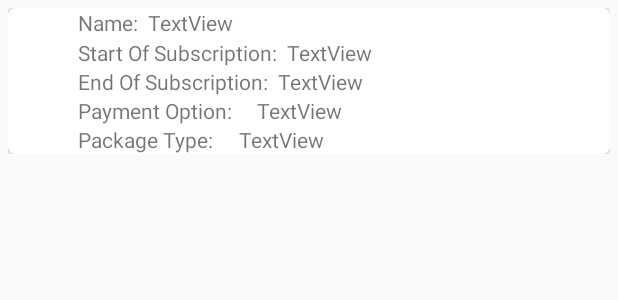
After one commit to jameswei1/Peer-One-Network, an Android app: the layout cardview.xml on its own in the app's theme, with its tools: preview values and no code run, on a phone screen of 412 x 824 dp. The commit adds this screen. Shown: the top 300 px of the screen. Run offline under Robolectric (Android 15) with nearby library versions, the phone set to English and light mode, and no system bars.

Commit message:
Things done: 1) Added Recylcer View to view all customers

```diff
--- a/app/src/main/AndroidManifest.xml
+++ b/app/src/main/AndroidManifest.xml
@@ -12,8 +12,8 @@
         android:roundIcon="@mipmap/ic_launcher_round"
         android:supportsRtl="true"
         android:theme="@style/AppTheme">
-        <activity android:name=".Splashscreen"/>
-        <activity android:name=".ViewAllCustomers" />
+        <activity android:name=".View_All_Customers"></activity>
+        <activity android:name=".Splashscreen" />
         <activity android:name=".EditCustomer" />
         <activity android:name=".Fingerprint">
             <intent-filter>
--- a/app/src/main/java/sharora/mysubscription/Fingerprint.java
+++ b/app/src/main/java/sharora/mysubscription/Fingerprint.java
@@ -61,7 +61,7 @@ public class Fingerprint extends AppCompatActivity {
 
         final BiometricPrompt.PromptInfo promptInfo = new BiometricPrompt.PromptInfo.Builder()
                 .setTitle("Welcome to My Subcription")
-                .setSubtitle("Developed by James Wei")
+                .setSubtitle("Developed by Sharan Rohit Raj")
                 .setNegativeButtonText("Cancel")
                 .build();
 
--- /dev/null
+++ b/app/src/main/res/layout/cardview.xml
@@ -0,0 +1,137 @@
+<?xml version="1.0" encoding="utf-8"?>
+<RelativeLayout xmlns:android="http://schemas.android.com/apk/res/android"
+    xmlns:cardview="http://schemas.android.com/apk/res-auto"
+    android:orientation="vertical"
+    android:layout_width="match_parent"
+    android:layout_height="wrap_content"
+    android:padding="5dp"
+    android:gravity="center_horizontal">
+
+<androidx.cardview.widget.CardView
+    android:layout_width="match_parent"
+    android:layout_height="wrap_content"
+    cardview:cardElevation="4dp"
+    android:layout_gravity="center_horizontal"
+    cardview:cardCornerRadius="5dp"
+    android:layout_marginBottom="0dp"
+    android:id="@+id/cardview">
+    <LinearLayout
+        android:layout_width="match_parent"
+        android:layout_height="match_parent"
+        android:orientation="vertical">
+
+
+
+        <LinearLayout
+            android:layout_width="match_parent"
+            android:layout_height="match_parent"
+            android:orientation="horizontal">
+
+            <ImageView
+                android:id="@+id/imageView"
+                android:layout_width="20dp"
+                android:layout_height="20dp"
+                android:layout_weight="0"
+                 />
+
+            <TextView
+                android:id="@+id/textView10"
+                android:layout_width="wrap_content"
+                android:layout_height="wrap_content"
+                android:layout_weight="0"
+                android:text="        Name:  " />
+
+            <TextView
+                android:id="@+id/rname"
+                android:layout_width="wrap_content"
+                android:layout_height="wrap_content"
+                android:layout_weight="1"
+                android:text="TextView" />
+        </LinearLayout>
+
+        <LinearLayout
+            android:layout_width="match_parent"
+            android:layout_height="match_parent"
+            android:orientation="horizontal">
+
+            <TextView
+                android:id="@+id/textView12"
+                android:layout_width="wrap_content"
+                android:layout_height="wrap_content"
+                android:layout_weight="0"
+                android:text="              Start Of Subscription:  " />
+
+            <TextView
+                android:id="@+id/rstartsub"
+                android:layout_width="wrap_content"
+                android:layout_height="wrap_content"
+                android:layout_weight="1"
+                android:text="TextView" />
+
+        </LinearLayout>
+        <LinearLayout
+            android:layout_width="match_parent"
+            android:layout_height="match_parent"
+            android:orientation="horizontal">
+
+            <TextView
+                android:id="@+id/textView22"
+                android:layout_width="wrap_content"
+                android:layout_height="wrap_content"
+                android:layout_weight="0"
+                android:text="              End Of Subscription:  " />
+
+            <TextView
+                android:id="@+id/rendsub"
+                android:layout_width="wrap_content"
+                android:layout_height="wrap_content"
+                android:layout_weight="1"
+                android:text="TextView" />
+
+        </LinearLayout>
+        <LinearLayout
+            android:layout_width="match_parent"
+            android:layout_height="match_parent"
+            android:orientation="horizontal">
+
+            <TextView
+                android:id="@+id/textView15"
+                android:layout_width="wrap_content"
+                android:layout_height="wrap_content"
+                android:layout_weight="0"
+                android:text="              Payment Option:     " />
+
+            <TextView
+                android:id="@+id/rtypeofpay"
+                android:layout_width="wrap_content"
+                android:layout_height="wrap_content"
+                android:layout_weight="1"
+                android:text="TextView" />
+
+        </LinearLayout>
+        <LinearLayout
+            android:layout_width="match_parent"
+            android:layout_height="match_parent"
+            android:orientation="horizontal">
+
+            <TextView
+                android:id="@+id/textView13"
+                android:layout_width="wrap_content"
+                android:layout_height="wrap_content"
+                android:layout_weight="0"
+                android:text="              Package Type:     " />
+
+            <TextView
+                android:id="@+id/rpkgtype"
+                android:layout_width="wrap_content"
+                android:layout_height="wrap_content"
+                android:layout_weight="1"
+                android:text="TextView" />
+
+        </LinearLayout>
+
+
+    </LinearLayout>
+
+</androidx.cardview.widget.CardView>
+</RelativeLayout>
```
Also changed, not shown: app/src/main/java/sharora/mysubscription/MainActivity.java (+14 -1 lines), app/src/main/java/sharora/mysubscription/RecyclerAdapter.java (added, +67 -0 lines), app/src/main/java/sharora/mysubscription/ViewAllCustomers.java (deleted, +0 -14 lines), app/src/main/java/sharora/mysubscription/View_All_Customers.java (added, +64 -0 lines), app/src/main/res/layout/activity_main.xml (+18 -3 lines), app/src/main/res/layout/activity_view__all__customers.xml (added, +19 -0 lines), app/src/main/res/layout/activity_view_all_customers.xml (deleted, +0 -14 lines).
